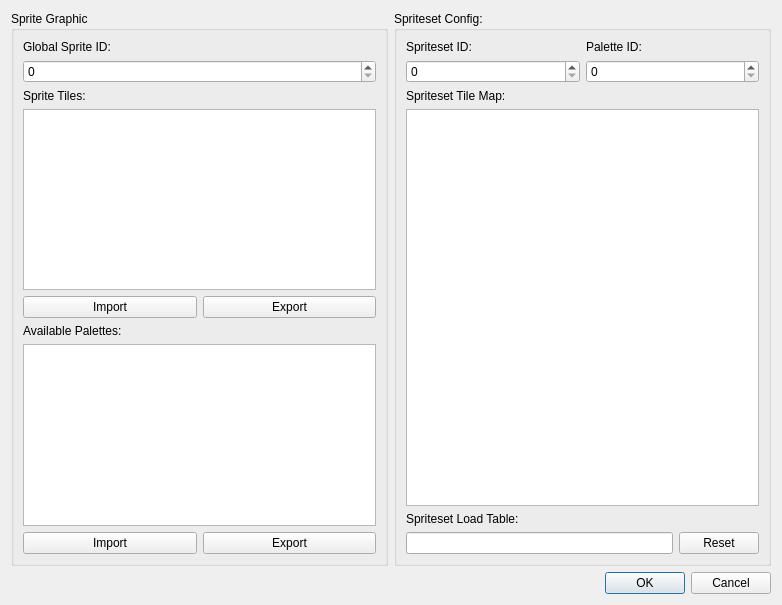
wario-land/WL4Editor, file Dialog/SpritesEditorDialog.ui: the form before one commit.
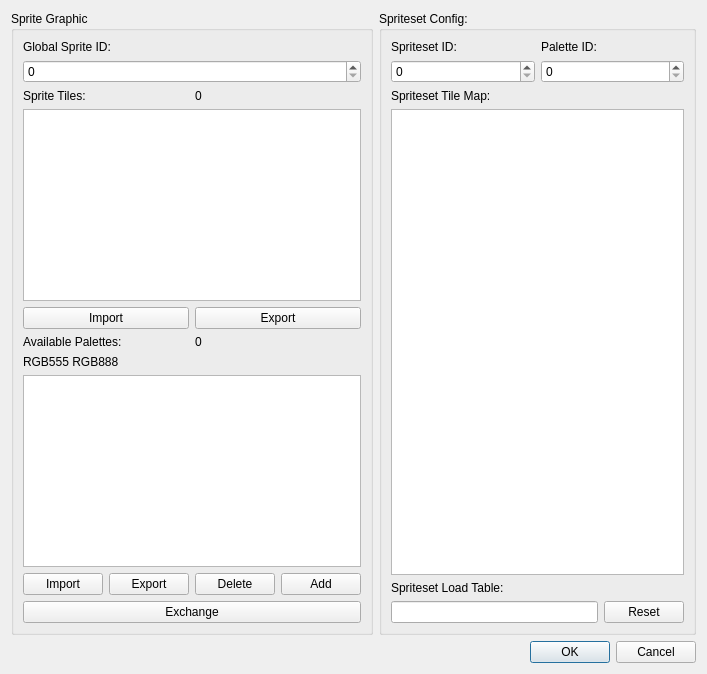
The form after the commit.

Commit message: more UI details for sprites editor

```diff
--- a/Dialog/SpritesEditorDialog.ui
+++ b/Dialog/SpritesEditorDialog.ui
@@ -6,8 +6,8 @@
    <rect>
     <x>0</x>
     <y>0</y>
-    <width>782</width>
-    <height>605</height>
+    <width>707</width>
+    <height>674</height>
    </rect>
   </property>
   <property name="windowTitle">
@@ -40,11 +40,25 @@
          </widget>
         </item>
         <item>
-         <widget class="QLabel" name="label_spritetiles">
-          <property name="text">
-           <string>Sprite Tiles:</string>
+         <layout class="QHBoxLayout" name="horizontalLayout_8">
+          <property name="topMargin">
+           <number>0</number>
           </property>
-         </widget>
+          <item>
+           <widget class="QLabel" name="label_spritetiles">
+            <property name="text">
+             <string>Sprite Tiles:</string>
+            </property>
+           </widget>
+          </item>
+          <item>
+           <widget class="QLabel" name="label_spriteTileID">
+            <property name="text">
+             <string>0</string>
+            </property>
+           </widget>
+          </item>
+         </layout>
         </item>
         <item>
          <widget class="QGraphicsView" name="graphicsView_SpriteTileMap"/>
@@ -71,9 +85,30 @@
          </layout>
         </item>
         <item>
-         <widget class="QLabel" name="label_SpritePal">
+         <layout class="QHBoxLayout" name="horizontalLayout_9">
+          <property name="topMargin">
+           <number>0</number>
+          </property>
+          <item>
+           <widget class="QLabel" name="label_SpritePal">
+            <property name="text">
+             <string>Available Palettes:</string>
+            </property>
+           </widget>
+          </item>
+          <item>
+           <widget class="QLabel" name="label_PalID">
+            <property name="text">
+             <string>0</string>
+            </property>
+           </widget>
+          </item>
+         </layout>
+        </item>
+        <item>
+         <widget class="QLabel" name="label_CurColorValue">
           <property name="text">
-           <string>Available Palettes:</string>
+           <string>RGB555 RGB888</string>
           </property>
          </widget>
         </item>
@@ -87,6 +122,12 @@
           </property>
           <item>
            <widget class="QPushButton" name="pushButton_SpritePaletteImport">
+            <property name="sizePolicy">
+             <sizepolicy hsizetype="Expanding" vsizetype="Fixed">
+              <horstretch>0</horstretch>
+              <verstretch>0</verstretch>
+             </sizepolicy>
+            </property>
             <property name="text">
              <string>Import</string>
             </property>
@@ -94,8 +135,54 @@
           </item>
           <item>
            <widget class="QPushButton" name="pushButton_SpritePaletteExport">
+            <property name="sizePolicy">
+             <sizepolicy hsizetype="Expanding" vsizetype="Fixed">
+              <horstretch>0</horstretch>
+              <verstretch>0</verstretch>
+             </sizepolicy>
+            </property>
             <property name="text">
              <string>Export</string>
+            </property>
+           </widget>
+          </item>
+          <item>
+           <widget class="QPushButton" name="pushButton_DeletePal">
+            <property name="sizePolicy">
+             <sizepolicy hsizetype="Expanding" vsizetype="Fixed">
+              <horstretch>0</horstretch>
+              <verstretch>0</verstretch>
+             </sizepolicy>
+            </property>
+            <property name="text">
+             <string>Delete</string>
+            </property>
+           </widget>
+          </item>
+          <item>
+           <widget class="QPushButton" name="pushButton_AddPal">
+            <property name="sizePolicy">
+             <sizepolicy hsizetype="Expanding" vsizetype="Fixed">
+              <horstretch>0</horstretch>
+              <verstretch>0</verstretch>
+             </sizepolicy>
+            </property>
+            <property name="text">
+             <string>Add</string>
+            </property>
+           </widget>
+          </item>
+         </layout>
+        </item>
+        <item>
+         <layout class="QHBoxLayout" name="horizontalLayout_7">
+          <property name="topMargin">
+           <number>0</number>
+          </property>
+          <item>
+           <widget class="QPushButton" name="pushButton_ExchangePal">
+            <property name="text">
+             <string>Exchange</string>
             </property>
            </widget>
           </item>
```
The commit also changes 1 other file.
